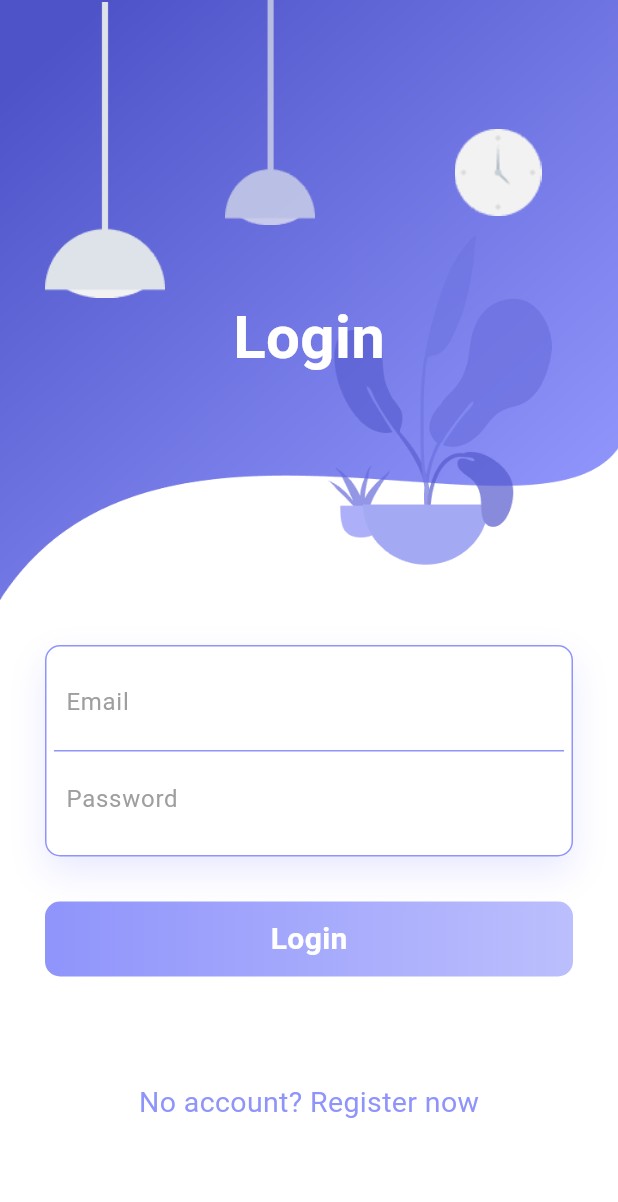
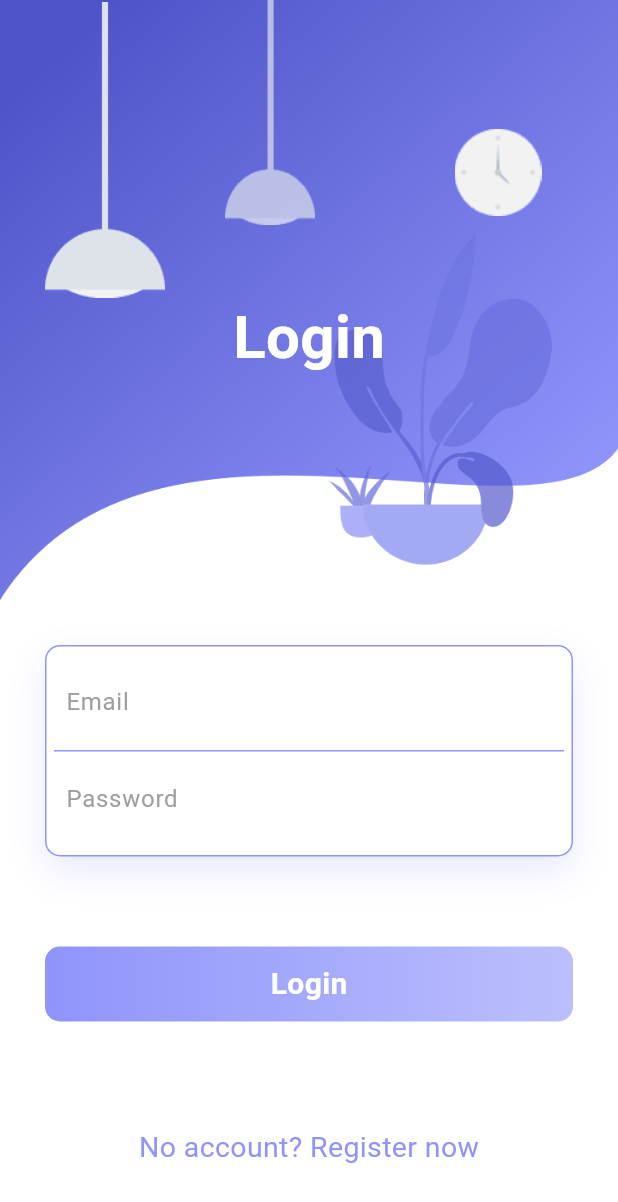
Before and after one commit to YongMingg/Final_Year_Project, a Flutter app: the screen it shows after launch, on a phone screen of 412 x 824 dp. Shown: the top 1202 px of the screen. Run offline on Flutter 3.47's test engine with Material 3 defaults, Android fonts, the light colour scheme and no system bars; our stand-ins replace animate_do, cloud_firestore, firebase_auth, firebase_core, firebase_database, fluttertoast and 1 more; accounts and stored records are empty.

Commit message:
ui design changed

```diff
--- a/lib/routes/LoginPage.dart
+++ b/lib/routes/LoginPage.dart
@@ -139,7 +139,7 @@ class _LoginPageState extends State<LoginPage> {
                         ],
                       ),
                     )),
-                    const SizedBox(height: 30,),
+                    const SizedBox(height: 60,),
 
                     //login button
                     FadeInUp(
```
